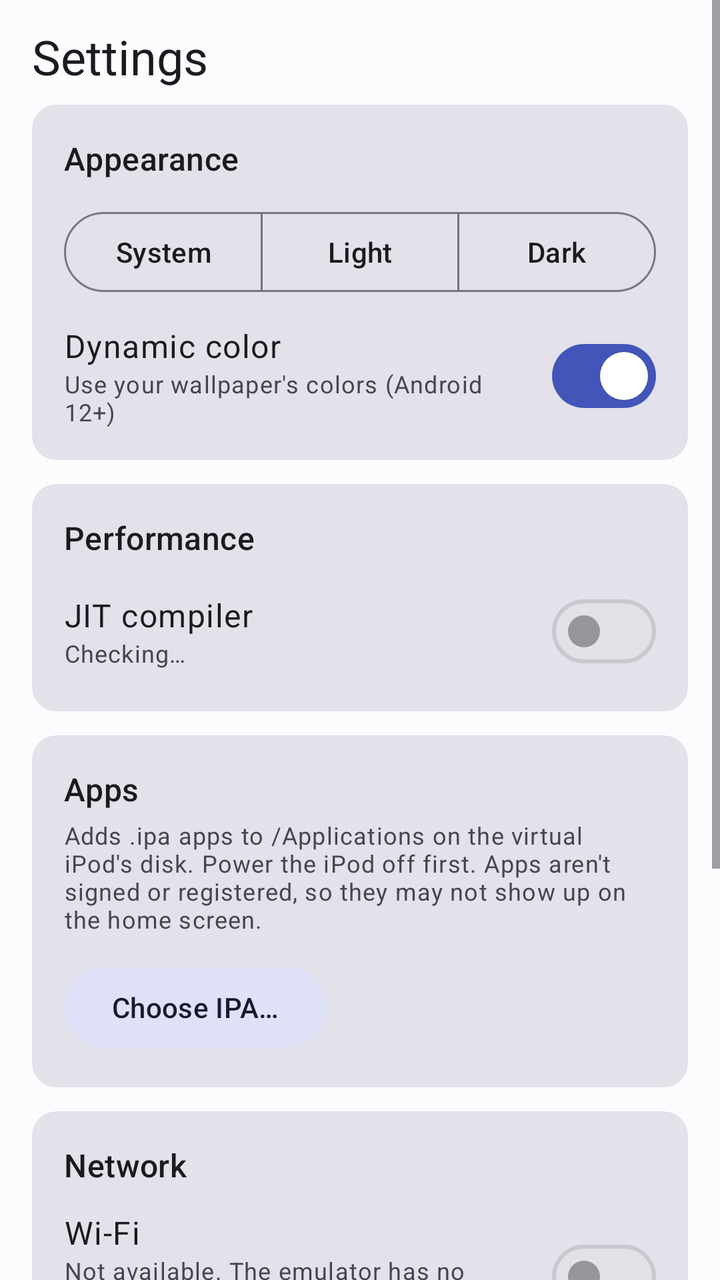
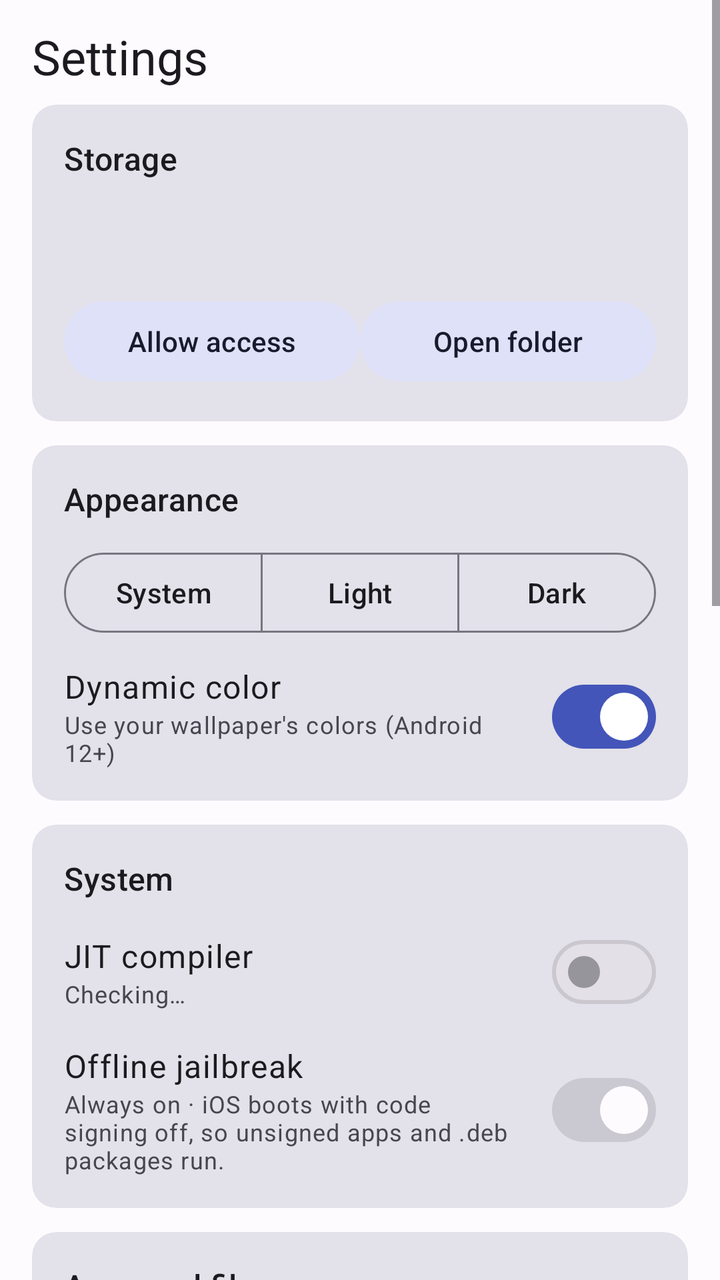

An Android layout rendered at two revisions. The XML below is the earlier revision; the diff shows what the commit changed to produce the second picture.
<!-- AndroidManifest.xml: application theme Theme.Podium -->
<!-- res/layout/page_settings.xml -->
<?xml version="1.0" encoding="utf-8"?>
<ScrollView xmlns:android="http://schemas.android.com/apk/res/android"
    xmlns:app="http://schemas.android.com/apk/res-auto"
    android:layout_width="match_parent"
    android:layout_height="match_parent"
    android:clipToPadding="false"
    android:fillViewport="true">

    <LinearLayout
        android:layout_width="match_parent"
        android:layout_height="wrap_content"
        android:orientation="vertical"
        android:paddingLeft="16dp"
        android:paddingTop="12dp"
        android:paddingRight="16dp"
        android:paddingBottom="8dp">

        <TextView
            android:layout_width="match_parent"
            android:layout_height="wrap_content"
            android:layout_marginBottom="8dp"
            android:text="Settings"
            android:textAppearance="?attr/textAppearanceHeadlineSmall"
            android:textColor="?attr/colorOnSurface" />

        <com.google.android.material.card.MaterialCardView
            style="@style/Widget.Material3.CardView.Filled"
            android:layout_width="match_parent"
            android:layout_height="wrap_content"
            android:layout_marginBottom="12dp">

            <LinearLayout
                android:layout_width="match_parent"
                android:layout_height="wrap_content"
                android:orientation="vertical"
                android:padding="16dp">

                <TextView
                    android:layout_width="match_parent"
                    android:layout_height="wrap_content"
                    android:text="Appearance"
                    android:textAppearance="?attr/textAppearanceTitleMedium"
                    android:textColor="?attr/colorOnSurface" />

                <com.google.android.material.button.MaterialButtonToggleGroup
                    android:id="@+id/themeToggle"
                    android:layout_width="match_parent"
                    android:layout_height="wrap_content"
                    android:layout_marginTop="12dp"
                    app:selectionRequired="true"
                    app:singleSelection="true">

                    <com.google.android.material.button.MaterialButton
                        android:id="@+id/themeSystem"
                        style="?attr/materialButtonOutlinedStyle"
                        android:layout_width="0dp"
                        android:layout_height="wrap_content"
                        android:layout_weight="1"
                        android:text="System" />

                    <com.google.android.material.button.MaterialButton
                        android:id="@+id/themeLight"
                        style="?attr/materialButtonOutlinedStyle"
                        android:layout_width="0dp"
                        android:layout_height="wrap_content"
                        android:layout_weight="1"
                        android:text="Light" />

                    <com.google.android.material.button.MaterialButton
                        android:id="@+id/themeDark"
                        style="?attr/materialButtonOutlinedStyle"
                        android:layout_width="0dp"
                        android:layout_height="wrap_content"
                        android:layout_weight="1"
                        android:text="Dark" />

                </com.google.android.material.button.MaterialButtonToggleGroup>

                <LinearLayout
                    android:layout_width="match_parent"
                    android:layout_height="wrap_content"
                    android:layout_marginTop="12dp"
                    android:gravity="center_vertical"
                    android:orientation="horizontal">

                    <LinearLayout
                        android:layout_width="0dp"
                        android:layout_height="wrap_content"
                        android:layout_weight="1"
                        android:orientation="vertical">

                        <TextView
                            android:layout_width="match_parent"
                            android:layout_height="wrap_content"
                            android:text="Dynamic color"
                            android:textAppearance="?attr/textAppearanceBodyLarge"
                            android:textColor="?attr/colorOnSurface" />

                        <TextView
                            android:id="@+id/dynamicSupport"
                            android:layout_width="match_parent"
                            android:layout_height="wrap_content"
                            android:text="Use your wallpaper's colors (Android 12+)"
                            android:textAppearance="?attr/textAppearanceBodySmall"
                            android:textColor="?attr/colorOnSurfaceVariant" />
                    </LinearLayout>

                    <com.google.android.material.materialswitch.MaterialSwitch
                        android:id="@+id/dynamicSwitch"
                        android:layout_width="wrap_content"
                        android:layout_height="wrap_content"
                        android:layout_marginLeft="12dp"
                        android:checked="true"
                        android:enabled="true" />
                </LinearLayout>

            </LinearLayout>
        </com.google.android.material.card.MaterialCardView>

        <com.google.android.material.card.MaterialCardView
            style="@style/Widget.Material3.CardView.Filled"
            android:layout_width="match_parent"
            android:layout_height="wrap_content"
            android:layout_marginBottom="12dp">

            <LinearLayout
                android:layout_width="match_parent"
                android:layout_height="wrap_content"
                android:orientation="vertical"
                android:padding="16dp">

                <TextView
                    android:layout_width="match_parent"
                    android:layout_height="wrap_content"
                    android:text="Performance"
                    android:textAppearance="?attr/textAppearanceTitleMedium"
                    android:textColor="?attr/colorOnSurface" />

                <LinearLayout
                    android:layout_width="match_parent"
                    android:layout_height="wrap_content"
                    android:layout_marginTop="12dp"
                    android:gravity="center_vertical"
                    android:orientation="horizontal">

                    <LinearLayout
                        android:layout_width="0dp"
                        android:layout_height="wrap_content"
                        android:layout_weight="1"
                        android:orientation="vertical">

                        <TextView
                            android:layout_width="match_parent"
                            android:layout_height="wrap_content"
                            android:text="JIT compiler"
                            android:textAppearance="?attr/textAppearanceBodyLarge"
                            android:textColor="?attr/colorOnSurface" />

                        <TextView
                            android:id="@+id/jitText"
                            android:layout_width="match_parent"
                            android:layout_height="wrap_content"
                            android:text="Checking…"
                            android:textAppearance="?attr/textAppearanceBodySmall"
                            android:textColor="?attr/colorOnSurfaceVariant" />
                    </LinearLayout>

                    <com.google.android.material.materialswitch.MaterialSwitch
                        android:id="@+id/jitSwitch"
                        android:layout_width="wrap_content"
                        android:layout_height="wrap_content"
                        android:layout_marginLeft="12dp"
                        android:checked="false"
                        android:enabled="false" />
                </LinearLayout>

            </LinearLayout>
        </com.google.android.material.card.MaterialCardView>

        <com.google.android.material.card.MaterialCardView
            style="@style/Widget.Material3.CardView.Filled"
            android:layout_width="match_parent"
            android:layout_height="wrap_content"
            android:layout_marginBottom="12dp">

            <LinearLayout
                android:layout_width="match_parent"
                android:layout_height="wrap_content"
                android:orientation="vertical"
                android:padding="16dp">

                <TextView
                    android:layout_width="match_parent"
                    android:layout_height="wrap_content"
                    android:text="Apps"
                    android:textAppearance="?attr/textAppearanceTitleMedium"
                    android:textColor="?attr/colorOnSurface" />

                <TextView
                    android:id="@+id/ipaSupport"
                    android:layout_width="match_parent"
                    android:layout_height="wrap_content"
                    android:layout_marginTop="4dp"
                    android:text="Adds .ipa apps to /Applications on the virtual iPod's disk. Power the iPod off first. Apps aren't signed or registered, so they may not show up on the home screen."
                    android:textAppearance="?attr/textAppearanceBodySmall"
                    android:textColor="?attr/colorOnSurfaceVariant" />

                <com.google.android.material.button.MaterialButton
                    android:id="@+id/installIpaButton"
                    style="@style/Widget.Material3.Button.TonalButton"
                    android:layout_width="wrap_content"
                    android:layout_height="wrap_content"
                    android:layout_marginTop="12dp"
                    android:text="Choose IPA…" />

            </LinearLayout>
        </com.google.android.material.card.MaterialCardView>

        <com.google.android.material.card.MaterialCardView
            style="@style/Widget.Material3.CardView.Filled"
            android:layout_width="match_parent"
            android:layout_height="wrap_content"
            android:layout_marginBottom="12dp">

            <LinearLayout
                android:layout_width="match_parent"
                android:layout_height="wrap_content"
                android:orientation="vertical"
                android:padding="16dp">

                <TextView
                    android:layout_width="match_parent"
                    android:layout_height="wrap_content"
                    android:text="Network"
                    android:textAppearance="?attr/textAppearanceTitleMedium"
                    android:textColor="?attr/colorOnSurface" />

                <LinearLayout
                    android:layout_width="match_parent"
                    android:layout_height="wrap_content"
                    android:layout_marginTop="12dp"
                    android:gravity="center_vertical"
                    android:orientation="horizontal">

                    <LinearLayout
                        android:layout_width="0dp"
                        android:layout_height="wrap_content"
                        android:layout_weight="1"
                        android:orientation="vertical">

                        <TextView
                            android:layout_width="match_parent"
                            android:layout_height="wrap_content"
                            android:text="Wi-Fi"
                            android:textAppearance="?attr/textAppearanceBodyLarge"
                            android:textColor="?attr/colorOnSurface" />

                        <TextView
                            android:id="@+id/networkText"
                            android:layout_width="match_parent"
                            android:layout_height="wrap_content"
                            android:text="Not available. The emulator has no network device yet, so iOS can't turn Wi-Fi on."
                            android:textAppearance="?attr/textAppearanceBodySmall"
                            android:textColor="?attr/colorOnSurfaceVariant" />
                    </LinearLayout>

                    <com.google.android.material.materialswitch.MaterialSwitch
                        android:id="@+id/networkSwitch"
                        android:layout_width="wrap_content"
                        android:layout_height="wrap_content"
                        android:layout_marginLeft="12dp"
                        android:checked="false"
                        android:enabled="false" />
                </LinearLayout>

            </LinearLayout>
        </com.google.android.material.card.MaterialCardView>

        <com.google.android.material.card.MaterialCardView
            style="@style/Widget.Material3.CardView.Filled"
            android:layout_width="match_parent"
            android:layout_height="wrap_content"
            android:layout_marginBottom="12dp">

            <LinearLayout
                android:layout_width="match_parent"
                android:layout_height="wrap_content"
                android:orientation="vertical"
                android:padding="16dp">

                <TextView
                    android:layout_width="match_parent"
                    android:layout_height="wrap_content"
                    android:text="Logs"
                    android:textAppearance="?attr/textAppearanceTitleMedium"
                    android:textColor="?attr/colorOnSurface" />

                <TextView
                    android:id="@+id/logPreview"
                    android:layout_width="match_parent"
                    android:layout_height="wrap_content"
                    android:layout_marginTop="8dp"
                    android:fontFamily="monospace"
                    android:maxLines="6"
                    android:text="No log yet."
                    android:textAppearance="?attr/textAppearanceBodySmall"
                    android:textColor="?attr/colorOnSurfaceVariant" />

                <LinearLayout
                    android:layout_width="match_parent"
                    android:layout_height="wrap_content"
                    android:layout_marginTop="12dp"
                    android:orientation="horizontal">

                    <com.google.android.material.button.MaterialButton
                        android:id="@+id/copyLogButton"
                        style="@style/Widget.Material3.Button.TonalButton"
                        android:layout_width="0dp"
                        android:layout_height="wrap_content"
                        android:layout_marginRight="4dp"
                        android:layout_weight="1"
                        android:text="Copy log" />

                    <com.google.android.material.button.MaterialButton
                        android:id="@+id/saveLogButton"
                        style="@style/Widget.Material3.Button.TonalButton"
                        android:layout_width="0dp"
                        android:layout_height="wrap_content"
                        android:layout_marginLeft="4dp"
                        android:layout_weight="1"
                        android:text="Save log" />
                </LinearLayout>

            </LinearLayout>
        </com.google.android.material.card.MaterialCardView>

        <com.google.android.material.card.MaterialCardView
            style="@style/Widget.Material3.CardView.Filled"
            android:layout_width="match_parent"
            android:layout_height="wrap_content"
            android:layout_marginBottom="12dp">

            <LinearLayout
                android:layout_width="match_parent"
                android:layout_height="wrap_content"
                android:orientation="vertical"
                android:padding="16dp">

                <TextView
                    android:layout_width="match_parent"
                    android:layout_height="wrap_content"
                    android:text="About"
                    android:textAppearance="?attr/textAppearanceTitleMedium"
                    android:textColor="?attr/colorOnSurface" />

                <TextView
                    android:id="@+id/aboutText"
                    android:layout_width="match_parent"
                    android:layout_height="wrap_content"
                    android:layout_marginTop="4dp"
                    android:textAppearance="?attr/textAppearanceBodySmall"
                    android:textColor="?attr/colorOnSurfaceVariant" />

            </LinearLayout>
        </com.google.android.material.card.MaterialCardView>

    </LinearLayout>
</ScrollView>
<!-- resources referenced by this layout -->
<resources>
  <style name="Theme.Podium" parent="Theme.Material3.DayNight.NoActionBar">
          <item name="colorPrimary">@color/md_primary</item>
          <item name="colorOnPrimary">@color/md_on_primary</item>
          <item name="colorPrimaryContainer">@color/md_primary_container</item>
          <item name="colorOnPrimaryContainer">@color/md_on_primary_container</item>
          <item name="colorSecondary">@color/md_secondary</item>
          <item name="colorOnSecondary">@color/md_on_secondary</item>
          <item name="colorSecondaryContainer">@color/md_secondary_container</item>
          <item name="colorOnSecondaryContainer">@color/md_on_secondary_container</item>
          <item name="colorTertiary">@color/md_tertiary</item>
          <item name="colorOnTertiary">@color/md_on_tertiary</item>
          <item name="colorTertiaryContainer">@color/md_tertiary_container</item>
          <item name="colorOnTertiaryContainer">@color/md_on_tertiary_container</item>
          <item name="colorError">@color/md_error</item>
          <item name="colorOnError">@color/md_on_error</item>
          <item name="colorErrorContainer">@color/md_error_container</item>
          <item name="colorOnErrorContainer">@color/md_on_error_container</item>
          <item name="android:colorBackground">@color/md_background</item>
          <item name="colorOnBackground">@color/md_on_background</item>
          <item name="colorSurface">@color/md_surface</item>
          <item name="colorOnSurface">@color/md_on_surface</item>
          <item name="colorSurfaceVariant">@color/md_surface_variant</item>
          <item name="colorOnSurfaceVariant">@color/md_on_surface_variant</item>
          <item name="colorOutline">@color/md_outline</item>
          <item name="colorOutlineVariant">@color/md_outline_variant</item>
          <item name="colorSurfaceContainerLowest">@color/md_surface_container_lowest</item>
          <item name="colorSurfaceContainerLow">@color/md_surface_container_low</item>
          <item name="colorSurfaceContainer">@color/md_surface_container</item>
          <item name="colorSurfaceContainerHigh">@color/md_surface_container_high</item>
          <item name="colorSurfaceContainerHighest">@color/md_surface_container_highest</item>
      </style>
  <color name="md_primary">#4355B9</color>
  <color name="md_on_primary">#FFFFFF</color>
  <color name="md_primary_container">#DDE1FF</color>
  <color name="md_on_primary_container">#00105C</color>
  <color name="md_secondary">#5A5D72</color>
  <color name="md_on_secondary">#FFFFFF</color>
  <color name="md_secondary_container">#DFE1F9</color>
  <color name="md_on_secondary_container">#171B2C</color>
  <color name="md_tertiary">#76546E</color>
  <color name="md_on_tertiary">#FFFFFF</color>
  <color name="md_tertiary_container">#FFD7F1</color>
  <color name="md_on_tertiary_container">#2D1228</color>
  <color name="md_error">#BA1A1A</color>
  <color name="md_on_error">#FFFFFF</color>
  <color name="md_error_container">#FFDAD6</color>
  <color name="md_on_error_container">#410002</color>
  <color name="md_background">#FEFBFF</color>
  <color name="md_on_background">#1B1B1F</color>
  <color name="md_surface">#FEFBFF</color>
  <color name="md_on_surface">#1B1B1F</color>
  <color name="md_surface_variant">#E3E1EC</color>
  <color name="md_on_surface_variant">#46464F</color>
  <color name="md_outline">#767680</color>
  <color name="md_outline_variant">#C6C5D0</color>
  <color name="md_surface_container_lowest">#FFFFFF</color>
  <color name="md_surface_container_low">#F5F2FA</color>
  <color name="md_surface_container">#EFEDF4</color>
  <color name="md_surface_container_high">#E9E7EF</color>
  <color name="md_surface_container_highest">#E3E1E9</color>
</resources>

<!-- the commit's change to res/layout/page_settings.xml (unified diff, before → after) -->
@@ -38,6 +38,72 @@
                 <TextView
                     android:layout_width="match_parent"
                     android:layout_height="wrap_content"
+                    android:text="Storage"
+                    android:textAppearance="?attr/textAppearanceTitleMedium"
+                    android:textColor="?attr/colorOnSurface" />
+
+                <TextView
+                    android:id="@+id/storagePath"
+                    android:layout_width="match_parent"
+                    android:layout_height="wrap_content"
+                    android:layout_marginTop="8dp"
+                    android:fontFamily="monospace"
+                    android:text=""
+                    android:textAppearance="?attr/textAppearanceBodySmall"
+                    android:textColor="?attr/colorOnSurfaceVariant" />
+
+                <TextView
+                    android:id="@+id/storageNote"
+                    android:layout_width="match_parent"
+                    android:layout_height="wrap_content"
+                    android:layout_marginTop="4dp"
+                    android:text=""
+                    android:textAppearance="?attr/textAppearanceBodySmall"
+                    android:textColor="?attr/colorOnSurfaceVariant" />
+
+                <LinearLayout
+                    android:layout_width="match_parent"
+                    android:layout_height="wrap_content"
+                    android:layout_marginTop="12dp"
+                    android:orientation="horizontal">
+
+                    <com.google.android.material.button.MaterialButton
+                        android:id="@+id/storageAccessButton"
+                        style="@style/Widget.Material3.Button.TonalButton"
+                        android:layout_width="0dp"
+                        android:layout_height="wrap_content"
+                        android:layout_right="4dp"
+                        android:layout_weight="1"
+                        android:text="Allow access" />
+
+                    <com.google.android.material.button.MaterialButton
+                        android:id="@+id/openFolderButton"
+                        style="@style/Widget.Material3.Button.TonalButton"
+                        android:layout_width="0dp"
+                        android:layout_height="wrap_content"
+                        android:layout_left="4dp"
+                        android:layout_weight="1"
+                        android:text="Open folder" />
+                </LinearLayout>
+
+            </LinearLayout>
+        </com.google.android.material.card.MaterialCardView>
+
+        <com.google.android.material.card.MaterialCardView
+            style="@style/Widget.Material3.CardView.Filled"
+            android:layout_width="match_parent"
+            android:layout_height="wrap_content"
+            android:layout_marginBottom="12dp">
+
+            <LinearLayout
+                android:layout_width="match_parent"
+                android:layout_height="wrap_content"
+                android:orientation="vertical"
+                android:padding="16dp">
+
+                <TextView
+                    android:layout_width="match_parent"
+                    android:layout_height="wrap_content"
                     android:text="Appearance"
                     android:textAppearance="?attr/textAppearanceTitleMedium"
                     android:textColor="?attr/colorOnSurface" />
@@ -132,7 +198,7 @@
                 <TextView
                     android:layout_width="match_parent"
                     android:layout_height="wrap_content"
-                    android:text="Performance"
+                    android:text="System"
                     android:textAppearance="?attr/textAppearanceTitleMedium"
                     android:textColor="?attr/colorOnSurface" />
 
@@ -174,44 +240,122 @@
                         android:enabled="false" />
                 </LinearLayout>
 
-            </LinearLayout>
-        </com.google.android.material.card.MaterialCardView>
-
-        <com.google.android.material.card.MaterialCardView
-            style="@style/Widget.Material3.CardView.Filled"
-            android:layout_width="match_parent"
-            android:layout_height="wrap_content"
-            android:layout_marginBottom="12dp">
-
-            <LinearLayout
-                android:layout_width="match_parent"
-                android:layout_height="wrap_content"
-                android:orientation="vertical"
-                android:padding="16dp">
-
-                <TextView
-                    android:layout_width="match_parent"
-                    android:layout_height="wrap_content"
-                    android:text="Apps"
-                    android:textAppearance="?attr/textAppearanceTitleMedium"
-                    android:textColor="?attr/colorOnSurface" />
-
-                <TextView
-                    android:id="@+id/ipaSupport"
+                <LinearLayout
+                    android:layout_width="match_parent"
+                    android:layout_height="wrap_content"
+                    android:layout_marginTop="12dp"
+                    android:gravity="center_vertical"
+                    android:orientation="horizontal">
+
+                    <LinearLayout
+                        android:layout_width="0dp"
+                        android:layout_height="wrap_content"
+                        android:layout_weight="1"
+                        android:orientation="vertical">
+
+                        <TextView
+                            android:layout_width="match_parent"
+                            android:layout_height="wrap_content"
+                            android:text="Offline jailbreak"
+                            android:textAppearance="?attr/textAppearanceBodyLarge"
+                            android:textColor="?attr/colorOnSurface" />
+
+                        <TextView
+                            android:id="@+id/jailbreakText"
+                            android:layout_width="match_parent"
+                            android:layout_height="wrap_content"
+                            android:text="Always on · iOS boots with code signing off, so unsigned apps and .deb packages run."
+                            android:textAppearance="?attr/textAppearanceBodySmall"
+                            android:textColor="?attr/colorOnSurfaceVariant" />
+                    </LinearLayout>
+
+                    <com.google.android.material.materialswitch.MaterialSwitch
+                        android:id="@+id/jailbreakSwitch"
+                        android:layout_width="wrap_content"
+                        android:layout_height="wrap_content"
+                        android:layout_marginLeft="12dp"
+                        android:checked="true"
+                        android:enabled="false" />
+                </LinearLayout>
+
+            </LinearLayout>
+        </com.google.android.material.card.MaterialCardView>
+
+        <com.google.android.material.card.MaterialCardView
+            style="@style/Widget.Material3.CardView.Filled"
+            android:layout_width="match_parent"
+            android:layout_height="wrap_content"
+            android:layout_marginBottom="12dp">
+
+            <LinearLayout
+                android:layout_width="match_parent"
+                android:layout_height="wrap_content"
+                android:orientation="vertical"
+                android:padding="16dp">
+
+                <TextView
+                    android:layout_width="match_parent"
+                    android:layout_height="wrap_content"
+                    android:text="Apps and files"
+                    android:textAppearance="?attr/textAppearanceTitleMedium"
+                    android:textColor="?attr/colorOnSurface" />
+
+                <TextView
                     android:layout_width="match_parent"
                     android:layout_height="wrap_content"
                     android:layout_marginTop="4dp"
-                    android:text="Adds .ipa apps to /Applications on the virtual iPod's disk. Power the iPod off first. Apps aren't signed or registered, so they may not show up on the home screen."
+                    android:text="Everything here is copied into the iPod's disk while it is powered off, and the picker opens in Documents/ios. Start iOS once first so the disk exists."
+                    android:textAppearance="?attr/textAppearanceBodySmall"
+                    android:textColor="?attr/colorOnSurfaceVariant" />
+
+                <LinearLayout
+                    android:layout_width="match_parent"
+                    android:layout_height="wrap_content"
+                    android:layout_marginTop="12dp"
+                    android:orientation="horizontal">
+
+                    <com.google.android.material.button.MaterialButton
+                        android:id="@+id/installIpaButton"
+                        style="@style/Widget.Material3.Button.TonalButton"
+                        android:layout_width="0dp"
+                        android:layout_height="wrap_content"
+                        android:layout_right="4dp"
+                        android:layout_weight="1"
+                        android:text="Install IPA…" />
+
+                    <com.google.android.material.button.MaterialButton
+                        android:id="@+id/installDebButton"
+                        style="@style/Widget.Material3.Button.TonalButton"
+                        android:layout_width="0dp"
+                        android:layout_height="wrap_content"
+                        android:layout_left="4dp"
+                        android:layout_weight="1"
+                        android:text="Install .deb…" />
+                </LinearLayout>
+
+                <TextView
+                    android:layout_width="match_parent"
+                    android:layout_height="wrap_content"
+                    android:layout_marginTop="8dp"
+                    android:text="IPA apps go to /Applications and aren't signed or registered, so they may not show on the home screen. .deb packages need to be script-free; Cydia itself can't download anything without a network."
                     android:textAppearance="?attr/textAppearanceBodySmall"
                     android:textColor="?attr/colorOnSurfaceVariant" />
 
                 <com.google.android.material.button.MaterialButton
-                    android:id="@+id/installIpaButton"
+                    android:id="@+id/importFilesButton"
                     style="@style/Widget.Material3.Button.TonalButton"
                     android:layout_width="wrap_content"
                     android:layout_height="wrap_content"
                     android:layout_marginTop="12dp"
-                    android:text="Choose IPA…" />
+                    android:text="Import any files…" />
+
+                <TextView
+                    android:layout_width="match_parent"
+                    android:layout_height="wrap_content"
+                    android:layout_marginTop="4dp"
+                    android:text="Any file type, copied to /private/var/mobile/Media/Podium on the iPod."
+                    android:textAppearance="?attr/textAppearanceBodySmall"
+                    android:textColor="?attr/colorOnSurfaceVariant" />
 
             </LinearLayout>
         </com.google.android.material.card.MaterialCardView>
@@ -301,7 +445,6 @@
                     android:layout_height="wrap_content"
                     android:layout_marginTop="8dp"
                     android:fontFamily="monospace"
-                    android:maxLines="6"
                     android:text="No log yet."
                     android:textAppearance="?attr/textAppearanceBodySmall"
                     android:textColor="?attr/colorOnSurfaceVariant" />
@@ -317,7 +460,7 @@
                         style="@style/Widget.Material3.Button.TonalButton"
                         android:layout_width="0dp"
                         android:layout_height="wrap_content"
-                        android:layout_marginRight="4dp"
+                        android:layout_right="4dp"
                         android:layout_weight="1"
                         android:text="Copy log" />
 
@@ -326,7 +469,7 @@
                         style="@style/Widget.Material3.Button.TonalButton"
                         android:layout_width="0dp"
                         android:layout_height="wrap_content"
-                        android:layout_marginLeft="4dp"
+                        android:layout_left="4dp"
                         android:layout_weight="1"
                         android:text="Save log" />
                 </LinearLayout>
@@ -358,6 +501,7 @@
                     android:layout_width="match_parent"
                     android:layout_height="wrap_content"
                     android:layout_marginTop="4dp"
+                    android:text=""
                     android:textAppearance="?attr/textAppearanceBodySmall"
                     android:textColor="?attr/colorOnSurfaceVariant" />
 
